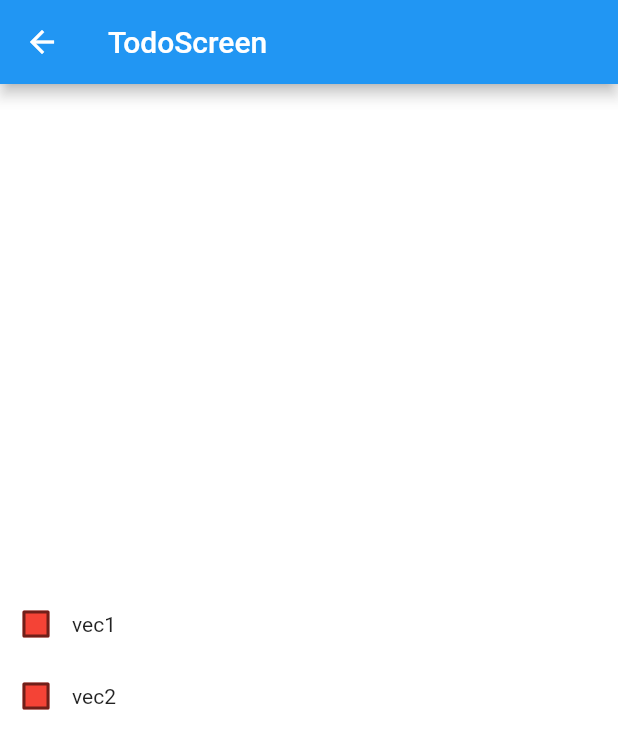
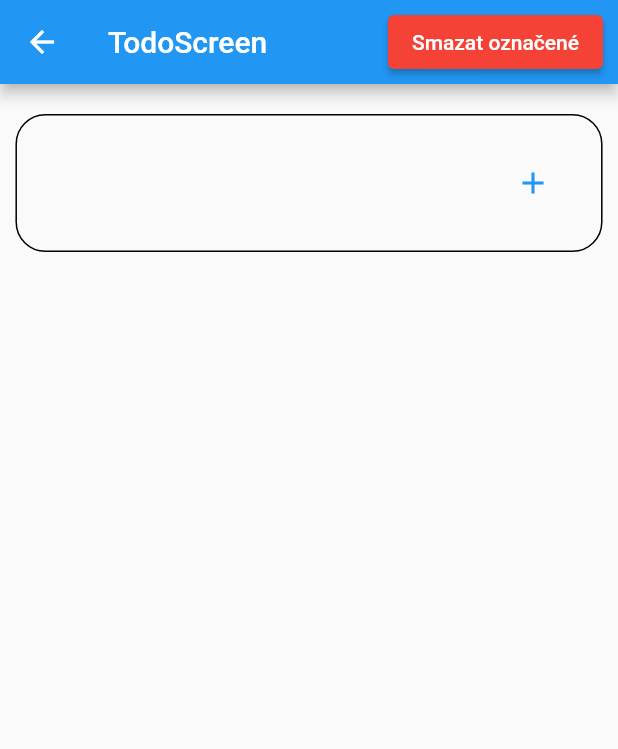
Before and after one commit to flutter-kurz-2/treti_lekce, a Flutter app: the screen it shows after launch, after a tap on "ToDoScreen", on a phone screen of 412 x 824 dp. Shown: the top 749 px of the screen. Run offline on Flutter 3.47's test engine with Material 2 defaults, Android fonts, the light colour scheme and no system bars; our stand-ins replace fluttertoast, shared_preferences.

Commit message:
přidání víc poznámek, nefunkční checkbox

```diff
--- a/lib/screens/todo_screen.dart
+++ b/lib/screens/todo_screen.dart
@@ -1,5 +1,7 @@
 import 'package:flutter/material.dart';
 import 'package:treti_lekce/main.dart';
+import 'package:fluttertoast/fluttertoast.dart';
+import 'package:shared_preferences/shared_preferences.dart';
 
 import '../widgets/checkbox.dart';
 import '../widgets/todo_item.dart';
@@ -10,84 +12,134 @@ class TodoScreen extends StatefulWidget {
   @override
   State<TodoScreen> createState() => _TodoScreenState();
 }
-  @override
-  Widget build(BuildContext context) {
-    return const MaterialApp(
-      title: "neco",
-    );
-}
+
 
 class _TodoScreenState extends State<TodoScreen> {
+  TextEditingController noteController = TextEditingController();
+  late SharedPreferences _prefs;
+  bool loaded = false;
+  List<String> notes = [];
+
+  @override
+  void initState(){
+    super.initState();
+    load();
+  }
+
+  void load() async {
+    _prefs = await SharedPreferences.getInstance();
+    notes = _prefs.getStringList("NOTES") ?? [];
+    loaded = true;
+    setState(() {});
+  }
+
+  void prazdna() {
+    setState(() {});
+  }
+
+  void save() {
+    Fluttertoast.showToast(msg: "Uloženo",);
+    notes.add(noteController.text);
+    noteController.text = "";
+    _prefs.setStringList("NOTES", notes);
+    setState(() {});
+  }
+
+
+
+  void delete() {
+    notes.clear();
+    setState(() {});
+    Fluttertoast.showToast(msg: "Smazáno",);
+  }
+
   @override
   Widget build(BuildContext context) {
     return Scaffold(
-      backgroundColor: Colors.white38,
       appBar: AppBar(
+        actions: [
+          Row(
+            mainAxisAlignment: MainAxisAlignment.start,
+            children: <Widget>[
+
+              ElevatedButton(onPressed: delete, child: const Text("Smazat označené"),style: ElevatedButton.styleFrom(
+                  primary: Colors.red
+              ),),
+              const SizedBox(width: 10,)
+            ],
+          )
+        ],
         title: const Text("TodoScreen"),
       ),
-      body: Center(
+      body: SingleChildScrollView(
         child: Column(
           mainAxisAlignment: MainAxisAlignment.center,
           children: <Widget>[
-            TodoItem(title:"vec1"),
-            TodoItem(title:"vec2"),
+            const SizedBox(height: 20,),
+
+            SizedBox(
+                width: MediaQuery.of(context).size.width,
+                child: Column(
+                  mainAxisAlignment: MainAxisAlignment.center,
+                  children: <Widget>[
+
+                    Container(
+                      width: MediaQuery.of(context).size.width/20*19,
+                      decoration: BoxDecoration(
+                          border: Border.all(),
+                          borderRadius: const BorderRadius.all(Radius.circular(20))
+                      ),
+
+                      child: Row(
+                        children: <Widget>[
+                          const SizedBox(
+                            width: 15,
+                          ),
+                          Container(
+                            width: MediaQuery.of(context).size.width/20*15,
+                            height: 90,
+                            child:TextField(
+                              decoration: const InputDecoration(
+                                  enabledBorder: InputBorder.none,
+                                  disabledBorder: InputBorder.none,
+                                  border: InputBorder.none),
+                              keyboardType: TextInputType.multiline,
+                              maxLines: null,
+                              controller: noteController,
+                            ),
+                          ),
+                          Container(
+                            width: 40,
+                            child: TextButton(onPressed: save,
+                              child: const Icon(Icons.add),),
+                          )
+                        ],
+                      )
+                    ),
+                    Container(
+                        height: 715,
+                        child: ListView.separated(
+                            separatorBuilder: (BuildContext context, int index) => Divider(
+                              thickness: 1,
+                            ),
+                            itemCount: notes.length,
+                            itemBuilder: (context, index) {
+                              return ListTile(
+                                  //onLongPress: () => notes.removeAt(index),
+                                title: Text(notes [index]),
+                                  );
+                              children: <Widget>[ //nefunguje!
+                              TodoItem(title:"vec1")
+                              ];
+                            })
+                    )
+                  ],
+                )
+            ),
+            const SizedBox(height: 20,),
           ],
         ),
       ),
     );
   }
 }
-
-class MyStatefulWidget extends StatefulWidget {
-  const MyStatefulWidget({Key? key}) : super(key: key);
-
-  @override
-  State<MyStatefulWidget> createState() => _MyStatefulWidgetState();
-}
-
-class _MyStatefulWidgetState extends State<MyStatefulWidget> {
-  late TextEditingController _controller;
-
-  @override
-  void initState() {
-    super.initState();
-    _controller = TextEditingController();
-  }
-
-  @override
-  void dispose() {
-    _controller.dispose();
-    super.dispose();
-  }
-
-  @override
-  Widget build(BuildContext context) {
-    return Scaffold(
-      body: Center(
-        child: TextField(
-          controller: _controller,
-          onSubmitted: (String value) async {
-            await showDialog<void>(
-              context: context,
-              builder: (BuildContext context) {
-                return AlertDialog(
-                  title: const Text('Thanks!'),
-                  content: Text(
-                      'You typed "$value", which has length ${value.characters.length}.'),
-                  actions: <Widget>[
-                    TextButton(
-                      onPressed: () {
-                        Navigator.pop(context);
-                      },
-                      child: const Text('OK'),
-                    ),
-                  ],
-                );
-              },
-            );
-          },
-        ),
-      ),
-    );
-  }
-}
--- a/pubspec.yaml
+++ b/pubspec.yaml
@@ -31,9 +31,15 @@ dependencies:
     sdk: flutter
 
 
+
+
   # The following adds the Cupertino Icons font to your application.
   # Use with the CupertinoIcons class for iOS style icons.
   cupertino_icons: ^1.0.2
+  shared_preferences: ^2.0.8
+  adaptive_theme: ^2.3.0
+  fluttertoast: ^8.0.7
+
 
 dev_dependencies:
   flutter_test:
```
Also changed, not shown: pubspec.lock.
